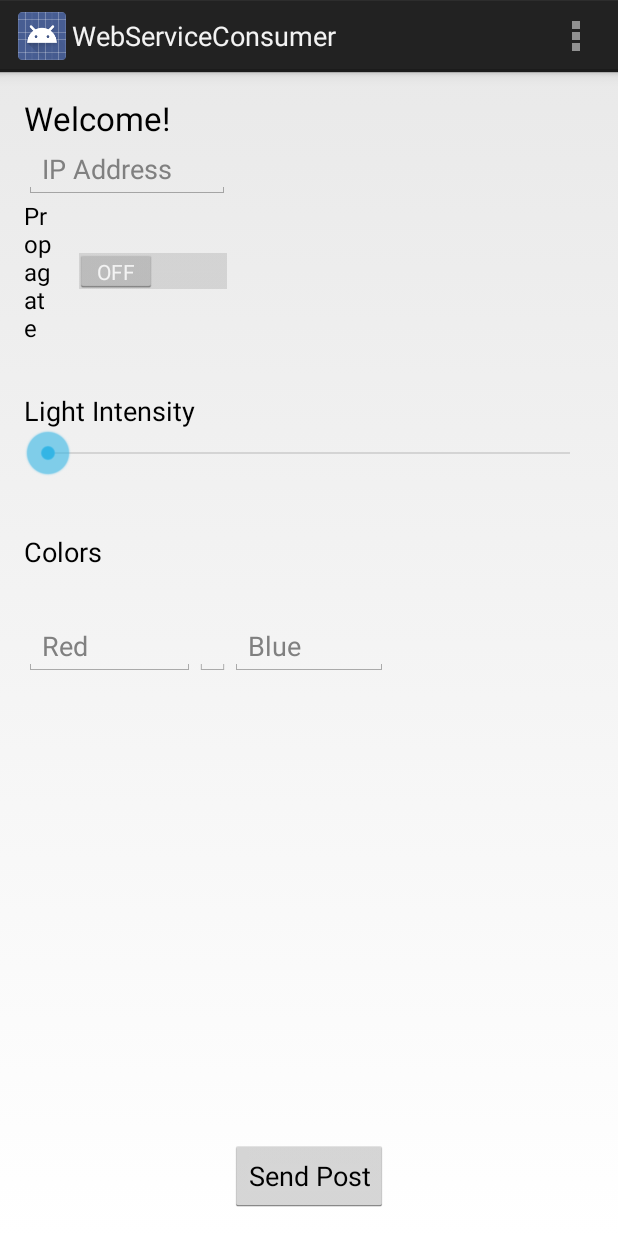
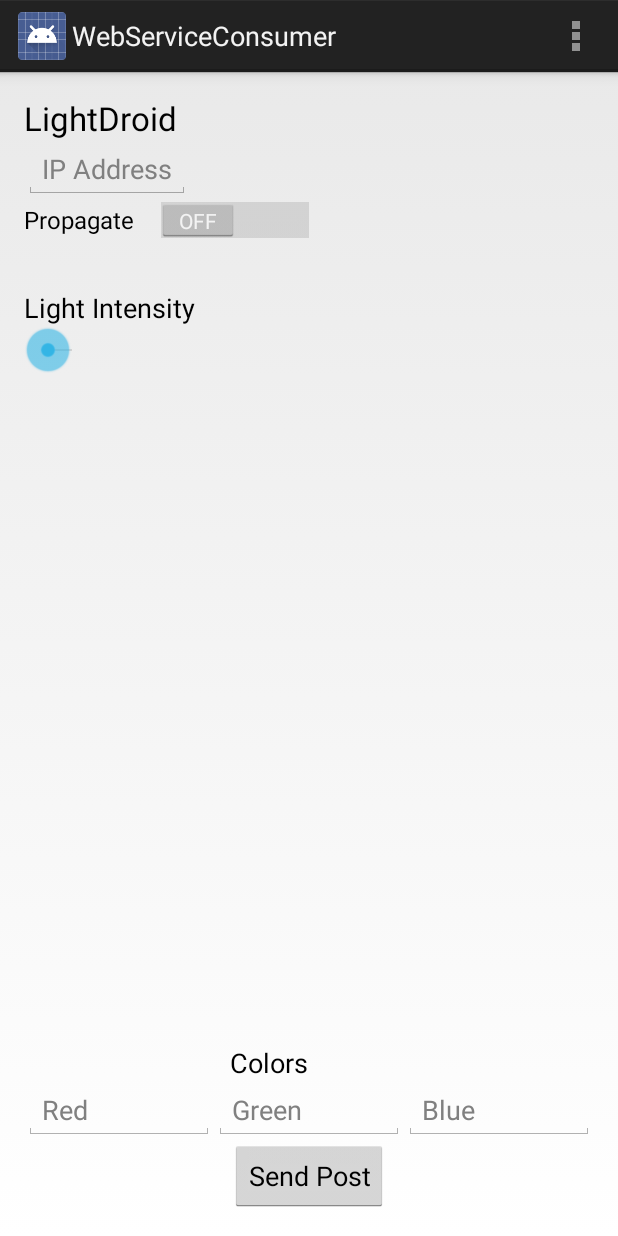
Before and after one commit to atarnvik/lightDroid, an Android app: the screen it shows after launch (WebServiceConsumer), on a phone screen of 412 x 824 dp. Run offline under Robolectric (Android 15) with nearby library versions, the phone set to English and light mode, and no system bars.

Commit message:
Added linearlayouts, changed some locations

```diff
--- a/app/src/main/res/layout/activity_web_service_consumer.xml
+++ b/app/src/main/res/layout/activity_web_service_consumer.xml
@@ -7,25 +7,33 @@
     android:paddingTop="@dimen/activity_vertical_margin"
     android:paddingBottom="@dimen/activity_vertical_margin"
     tools:context="com.cs4720.lightdroid.WebServiceConsumer">
-
+    <LinearLayout
+        android:layout_width="match_parent"
+        android:layout_height="wrap_content"
+        android:orientation="horizontal"
+        android:layout_centerHorizontal="true"
+        android:id="@+id/linearLayout">
         <TextView
-        android:layout_width="wrap_content"
+            android:layout_width="match_parent"
             android:layout_height="wrap_content"
             android:textAppearance="?android:attr/textAppearanceLarge"
-        android:text="Welcome!"
-        android:id="@+id/textView"
-        android:layout_alignParentTop="true"
-        android:layout_alignParentStart="true" />
-
+            android:text="LightDroid"
+            android:layout_gravity="center"
+            android:id="@+id/textView"/>
+    </LinearLayout>
+    <LinearLayout
+        android:layout_width="match_parent"
+        android:layout_height="wrap_content"
+        android:orientation="horizontal"
+        android:layout_below="@id/linearLayout"
+        android:id="@+id/ipAddress">
         <EditText
             android:layout_width="wrap_content"
             android:layout_height="wrap_content"
             android:id="@+id/ipAddr"
-        android:layout_below="@+id/textView"
-        android:layout_alignParentStart="true"
             android:autoText="false"
-        android:hint="IP Address"
-        android:layout_alignEnd="@+id/propagateSwitch" />
+            android:hint="IP Address" />
+    </LinearLayout>
 
     <Button
         android:layout_width="wrap_content"
@@ -36,77 +44,90 @@
         android:layout_centerHorizontal="true"
         android:onClick="sendPost"/>
 
+
+    <LinearLayout
+        android:layout_width="match_parent"
+        android:layout_height="wrap_content"
+        android:orientation="horizontal"
+        android:id="@+id/propSwitch"
+        android:layout_below="@id/ipAddress">
         <Switch
             android:layout_width="wrap_content"
             android:layout_height="wrap_content"
             android:text="Propagate"
             android:id="@+id/propagateSwitch"
-        android:checked="false"
-        android:layout_toStartOf="@+id/button"
-        android:layout_below="@+id/ipAddr"
-        android:layout_alignParentStart="true" />
+            android:checked="false"/>
+    </LinearLayout>
 
-    <SeekBar
-        android:layout_width="wrap_content"
+    <LinearLayout
+        android:layout_width="match_parent"
         android:layout_height="wrap_content"
-        android:id="@+id/intensityBar"
-        android:layout_below="@+id/textView2"
-        android:layout_alignParentStart="true"
-        android:layout_alignParentEnd="true"
-        android:indeterminate="false" />
+        android:orientation="horizontal"
+        android:id="@+id/seekBar"></LinearLayout>
 
+    <LinearLayout
+        android:layout_width="match_parent"
+        android:layout_height="wrap_content"
+        android:orientation="horizontal"
+        android:id="@+id/intensityLabelLayout"
+        android:layout_below="@id/propSwitch">
         <TextView
             android:layout_width="wrap_content"
             android:layout_height="wrap_content"
             android:textAppearance="?android:attr/textAppearanceMedium"
             android:text="Light Intensity"
             android:id="@+id/textView2"
-        android:layout_marginTop="32dp"
-        android:layout_below="@+id/propagateSwitch"
+            android:layout_marginTop="32dp"/>
+    </LinearLayout>
+
+    <LinearLayout
+        android:layout_width="match_parent"
+        android:layout_height="wrap_content"
+        android:layout_above="@+id/button"
+        android:id="@+id/linearLayout2">
+        <EditText
+            android:layout_width="wrap_content"
+            android:layout_height="match_parent"
+            android:inputType="number"
+            android:ems="10"
+            android:id="@+id/redValue"
+            android:layout_weight="1"
+            android:hint="Red" />
+
+        <EditText
+            android:layout_width="wrap_content"
+            android:layout_height="match_parent"
+            android:inputType="number"
+            android:ems="10"
+            android:id="@+id/greenValue"
+            android:layout_weight="1"
+            android:hint="Green" />
+
+        <EditText
+            android:layout_width="wrap_content"
+            android:layout_height="match_parent"
+            android:inputType="number"
+            android:ems="10"
+            android:layout_weight="1"
+            android:id="@+id/blueValue"
+            android:hint="Blue" />
+    </LinearLayout>
+
+    <SeekBar
+        android:layout_width="wrap_content"
+        android:layout_height="wrap_content"
+        android:id="@+id/intensityBar"
+        android:indeterminate="false"
+        android:layout_below="@+id/intensityLabelLayout"
         android:layout_alignParentStart="true" />
 
     <TextView
+        android:layout_gravity="center_horizontal"
         android:layout_width="wrap_content"
         android:layout_height="wrap_content"
         android:textAppearance="?android:attr/textAppearanceMedium"
         android:text="Colors"
         android:id="@+id/textView3"
-        android:layout_below="@+id/intensityBar"
-        android:layout_alignParentStart="true"
-        android:layout_marginTop="37dp" />
-
-    <EditText
-        android:layout_width="wrap_content"
-        android:layout_height="wrap_content"
-        android:inputType="number"
-        android:ems="10"
-        android:id="@+id/redValue"
-        android:layout_below="@+id/textView3"
-        android:layout_alignParentStart="true"
-        android:layout_marginTop="31dp"
-        android:layout_alignEnd="@+id/textView2"
-        android:hint="Red" />
-
-    <EditText
-        android:layout_width="wrap_content"
-        android:layout_height="wrap_content"
-        android:inputType="number"
-        android:ems="10"
-        android:id="@+id/greenValue"
-        android:layout_toEndOf="@+id/redValue"
-        android:layout_alignTop="@+id/redValue"
-        android:layout_toStartOf="@+id/button"
-        android:hint="Green" />
-
-    <EditText
-        android:layout_width="wrap_content"
-        android:layout_height="wrap_content"
-        android:inputType="number"
-        android:ems="10"
-        android:id="@+id/blueValue"
-        android:layout_alignTop="@+id/greenValue"
-        android:layout_toEndOf="@+id/greenValue"
-        android:layout_alignEnd="@+id/button"
-        android:hint="Blue" />
-
+        android:layout_above="@+id/linearLayout2"
+        android:layout_alignStart="@+id/button" />
 </RelativeLayout>
```
Also changed, not shown: 2 other files. Lines whose indentation alone changed are shown as unchanged.
